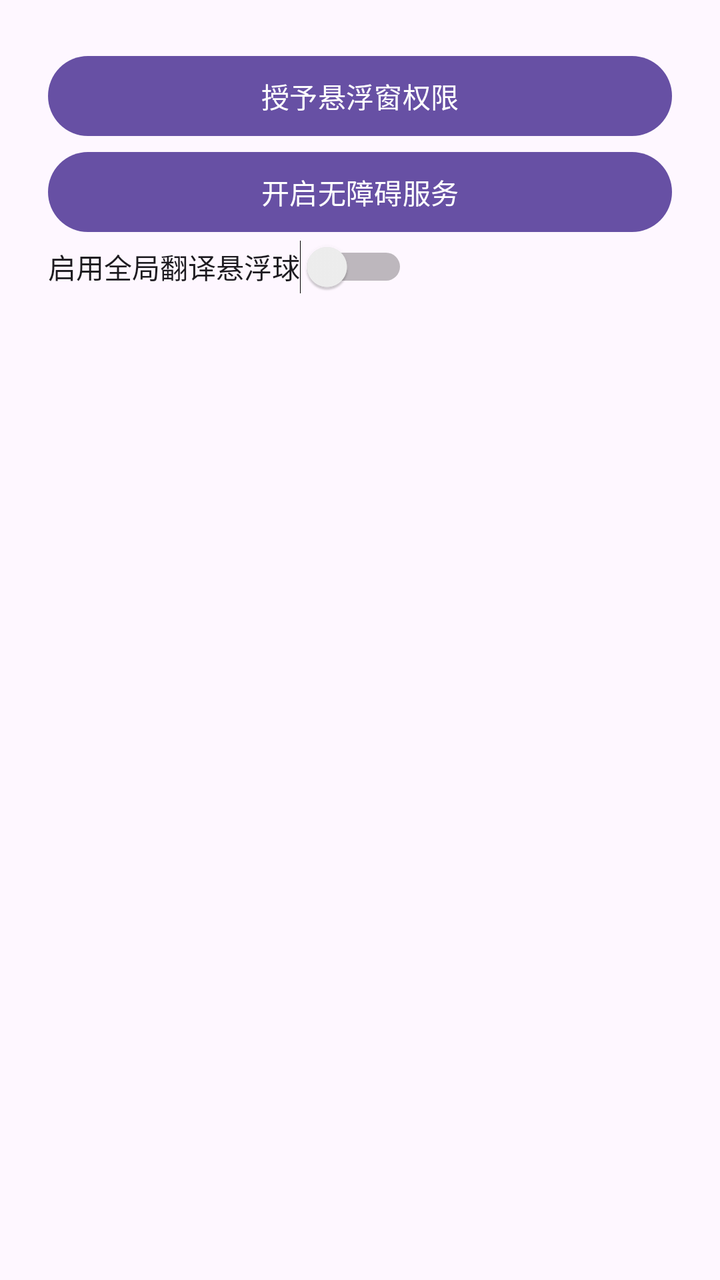
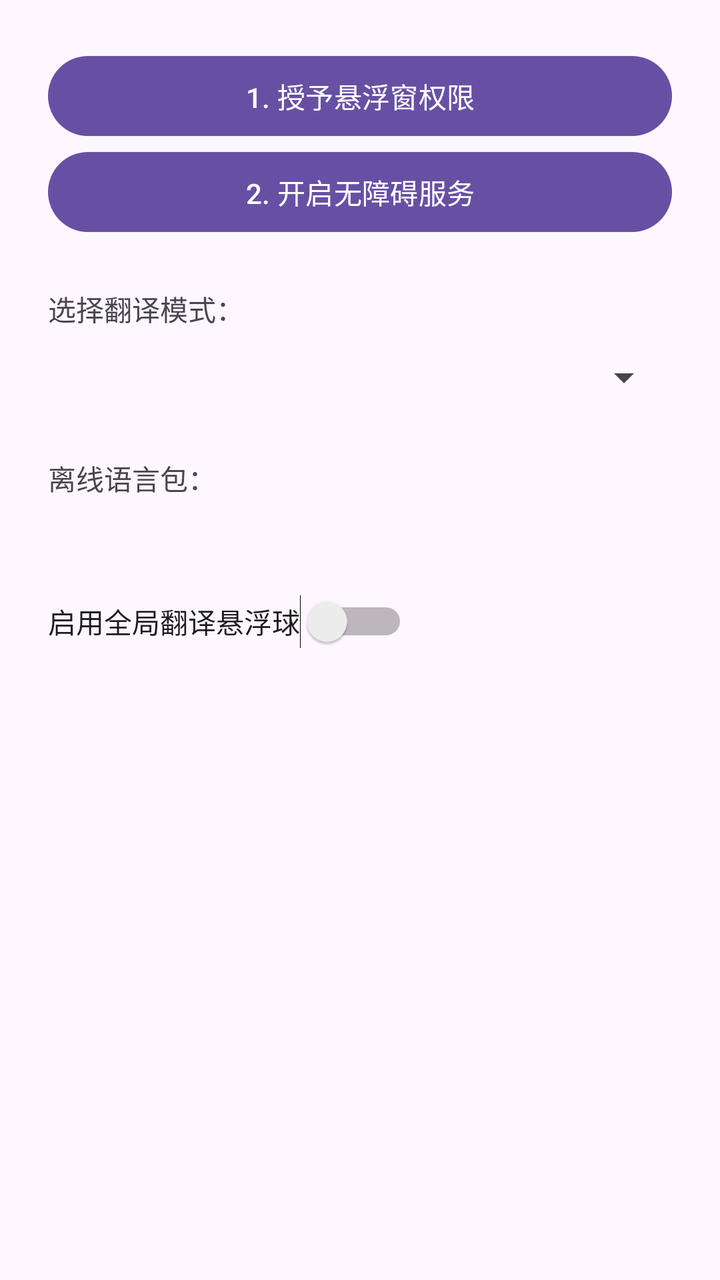

Compare the two renders of this Android layout. The source of the first and the diff that turns it into the second are given below.
<!-- AndroidManifest.xml: application theme Theme.FloatTrans -->
<!-- res/layout/activity_main.xml -->
<?xml version="1.0" encoding="utf-8"?>
<LinearLayout xmlns:android="http://schemas.android.com/apk/res/android" android:layout_width="match_parent" android:layout_height="match_parent" android:orientation="vertical" android:padding="24dp">
    <Button android:id="@+id/btnOverlayPermission" android:layout_width="match_parent" android:layout_height="wrap_content" android:text="授予悬浮窗权限" />
    <Button android:id="@+id/btnAccessibility" android:layout_width="match_parent" android:layout_height="wrap_content" android:text="开启无障碍服务" />
    <Switch android:id="@+id/switchEnable" android:layout_width="wrap_content" android:layout_height="wrap_content" android:text="启用全局翻译悬浮球" />
</LinearLayout>
<!-- resources referenced by this layout -->
<resources>
  <style name="Theme.FloatTrans" parent="Theme.Material3.DayNight.NoActionBar" />
</resources>

<!-- the commit's change to res/layout/activity_main.xml (unified diff, before → after) -->
@@ -1,6 +1,10 @@
 <?xml version="1.0" encoding="utf-8"?>
 <LinearLayout xmlns:android="http://schemas.android.com/apk/res/android" android:layout_width="match_parent" android:layout_height="match_parent" android:orientation="vertical" android:padding="24dp">
-    <Button android:id="@+id/btnOverlayPermission" android:layout_width="match_parent" android:layout_height="wrap_content" android:text="授予悬浮窗权限" />
-    <Button android:id="@+id/btnAccessibility" android:layout_width="match_parent" android:layout_height="wrap_content" android:text="开启无障碍服务" />
-    <Switch android:id="@+id/switchEnable" android:layout_width="wrap_content" android:layout_height="wrap_content" android:text="启用全局翻译悬浮球" />
+    <Button android:id="@+id/btnOverlayPermission" android:layout_width="match_parent" android:layout_height="wrap_content" android:text="1. 授予悬浮窗权限" />
+    <Button android:id="@+id/btnAccessibility" android:layout_width="match_parent" android:layout_height="wrap_content" android:text="2. 开启无障碍服务" />
+    <TextView android:layout_width="wrap_content" android:layout_height="wrap_content" android:text="选择翻译模式：" android:layout_marginTop="24dp"/>
+    <Spinner android:id="@+id/spinnerMode" android:layout_width="match_parent" android:layout_height="48dp" />
+    <TextView android:layout_width="wrap_content" android:layout_height="wrap_content" android:text="离线语言包：" android:layout_marginTop="16dp"/>
+    <LinearLayout android:id="@+id/layoutLangPacks" android:layout_width="match_parent" android:layout_height="wrap_content" android:orientation="vertical" android:padding="8dp"/>
+    <Switch android:id="@+id/switchEnable" android:layout_width="wrap_content" android:layout_height="wrap_content" android:text="启用全局翻译悬浮球" android:layout_marginTop="32dp"/>
 </LinearLayout>
